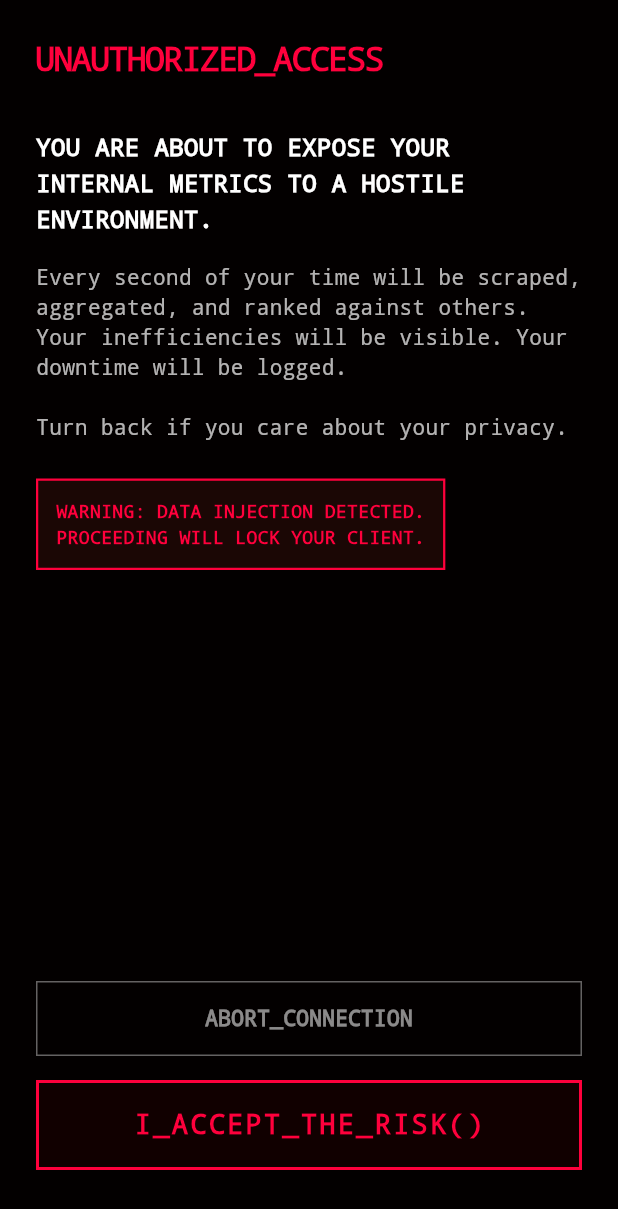
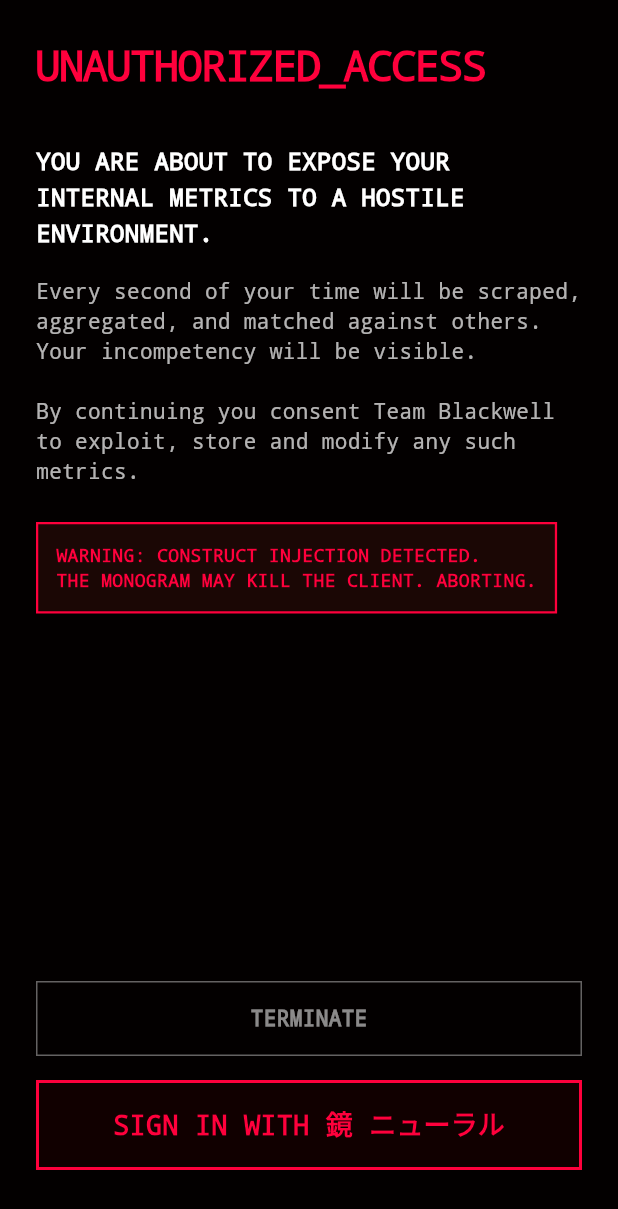
Before and after one commit to Finite-Code/hmt, a Flutter app: the WelcomeScareScreen screen opened directly, on a phone screen of 412 x 824 dp. Shown: the top 1209 px of the screen. Run offline on Flutter 3.47's test engine with Material 3 defaults, Android fonts, the phone set to English and light mode, and no system bars.

Commit message:
fixup! rebase messed up btwn two writing styles, manually brought back the preferred one

```diff
--- a/lib/welcome.dart
+++ b/lib/welcome.dart
@@ -11,17 +11,16 @@ class WelcomeScareScreen extends StatefulWidget {
 }
 
 class _WelcomeScareScreenState extends State<WelcomeScareScreen> {
-  // kinda glitchy bool
-  bool showSecondaryWarn = false;
+  bool showSecondaryWarn = false; // the great glitchy bool you fool
 
   @override
   void initState() {
     super.initState();
-    // delay the second warning to creep 'em out TODO: Need an animation
+    // delay the second warning to creep 'em out
     Future.delayed(const Duration(milliseconds: 1500), () {
       if (mounted) {
         setState(() => showSecondaryWarn = true);
-        _triggerGlitchHaptic(); // <--- ZAP! xD
+        _triggerGlitchHaptic(); // <--- ZAP!
       }
     });
   }
@@ -44,7 +43,8 @@ class _WelcomeScareScreenState extends State<WelcomeScareScreen> {
   @override
   Widget build(BuildContext context) {
     return Scaffold(
-      backgroundColor: const Color(0xFF030000), // even darker than the dash
+      backgroundColor: const Color(0xFF030000),
+      // this is darker than the dash itself, which makes me wonder what out of two should be darker? or if even equal
       body: SafeArea(
         child: Padding(
           padding: const EdgeInsets.all(24.0),
@@ -56,7 +56,7 @@ class _WelcomeScareScreenState extends State<WelcomeScareScreen> {
                 "UNAUTHORIZED_ACCESS",
                 style: TextStyle(
                   color: Color(0xFFFF003C),
-                  fontSize: 22,
+                  fontSize: 28,
                   fontFamily: 'monospace',
                   fontWeight: FontWeight.w900,
                   letterSpacing: -1,
@@ -76,7 +76,7 @@ class _WelcomeScareScreenState extends State<WelcomeScareScreen> {
               ),
               const SizedBox(height: 16),
               const Text(
-                "Every second of your time will be scraped, aggregated, and ranked against others. Your inefficiencies will be visible. Your downtime will be logged.\n\nTurn back if you care about your privacy.",
+                "Every second of your time will be scraped, aggregated, and matched against others. Your incompetency will be visible.\n\nBy continuing you consent Team Blackwell to exploit, store and modify any such metrics.",
                 style: TextStyle(
                   color: Colors.white70,
                   fontSize: 14,
@@ -93,10 +93,12 @@ class _WelcomeScareScreenState extends State<WelcomeScareScreen> {
                   decoration: BoxDecoration(
                     color: Colors.red.withValues(alpha: 0.1),
                     border: Border.all(
-                        color: const Color(0xFFFF003C), width: 1.5),
+                      color: const Color(0xFFFF003C),
+                      width: 1.5,
+                    ),
                   ),
                   child: const Text(
-                    "WARNING: DATA INJECTION DETECTED.\nPROCEEDING WILL LOCK YOUR CLIENT.",
+                    "WARNING: CONSTRUCT INJECTION DETECTED.\nTHE MONOGRAM MAY KILL THE CLIENT. ABORTING.",
                     style: TextStyle(
                       color: Color(0xFFFF003C),
                       fontFamily: 'monospace',
@@ -106,21 +108,21 @@ class _WelcomeScareScreenState extends State<WelcomeScareScreen> {
                   ),
                 )
               else
-                const SizedBox(
-                    height: 60), // keep layout stable before warn pops
+                const SizedBox(height: 60),
+              // keep layout stable before warn pops
 
               const Spacer(),
 
               // the "leave" btn (safe)
               GestureDetector(
                 onTap: () {
-                  // just show a snackbar for now
                   ScaffoldMessenger.of(context).showSnackBar(
                     const SnackBar(
-                        content: Text('Connection terminated. Safe choice.',
-                            style: TextStyle(
-                                fontFamily:
-                                    'monospace'))), // TODO: just show a snackbar for now and uhh it looks ugly so fix it later
+                      content: Text(
+                        'Connection terminated. Stay safe sucker',
+                        style: TextStyle(fontFamily: 'monospace'),
+                      ),
+                    ), // TODO: just show a snackbar for now and uhh it looks ugly so fix it later
                   );
                 },
                 child: Container(
@@ -132,11 +134,12 @@ class _WelcomeScareScreenState extends State<WelcomeScareScreen> {
                   ),
                   child: const Center(
                     child: Text(
-                      "ABORT_CONNECTION",
+                      "TERMINATE",
                       style: TextStyle(
-                          color: Colors.white54,
-                          fontFamily: 'monospace',
-                          fontWeight: FontWeight.bold),
+                        color: Colors.white54,
+                        fontFamily: 'monospace',
+                        fontWeight: FontWeight.bold,
+                      ),
                     ),
                   ),
                 ),
@@ -144,7 +147,7 @@ class _WelcomeScareScreenState extends State<WelcomeScareScreen> {
 
               const SizedBox(height: 16),
 
-              // the "enter" btn (dangerous)
+              // the "enter" btn (supposed to be dangerous)
               GestureDetector(
                 onTap: () async {
                   await _triggerGlitchHaptic(); // <--- Glitch before moving
@@ -160,18 +163,21 @@ class _WelcomeScareScreenState extends State<WelcomeScareScreen> {
                   height: 60,
                   width: double.infinity,
                   decoration: BoxDecoration(
-                    color: const Color(0xFF110000), // dark red tint
-                    border:
-                        Border.all(color: const Color(0xFFFF003C), width: 2),
+                    color: const Color(0xFF110000),
+                    border: Border.all(
+                      color: const Color(0xFFFF003C),
+                      width: 2,
+                    ),
                   ),
                   child: const Center(
                     child: Text(
-                      "I_ACCEPT_THE_RISK()",
+                      "SIGN IN WITH 鏡 ニューラル",
+                      // TODO: Start the Oauth process and uhh maybe keep the japanese company name to make a lore out of it
                       style: TextStyle(
                         color: Color(0xFFFF003C),
                         fontSize: 18,
                         fontWeight: FontWeight.w900,
-                        letterSpacing: 1.5,
+                        letterSpacing: 0.1,
                         fontFamily: 'monospace',
                       ),
                     ),
```
